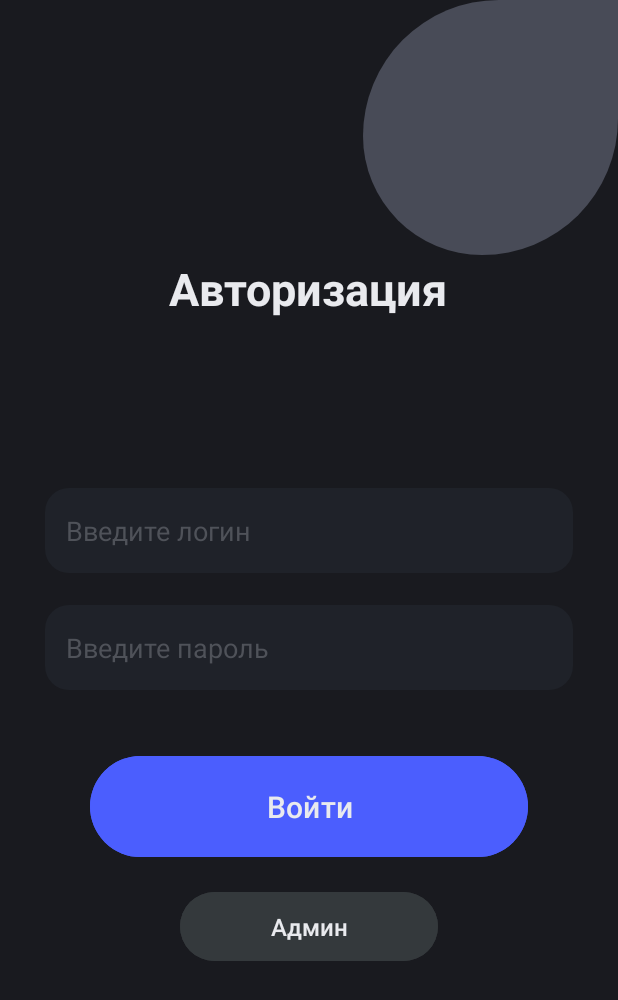
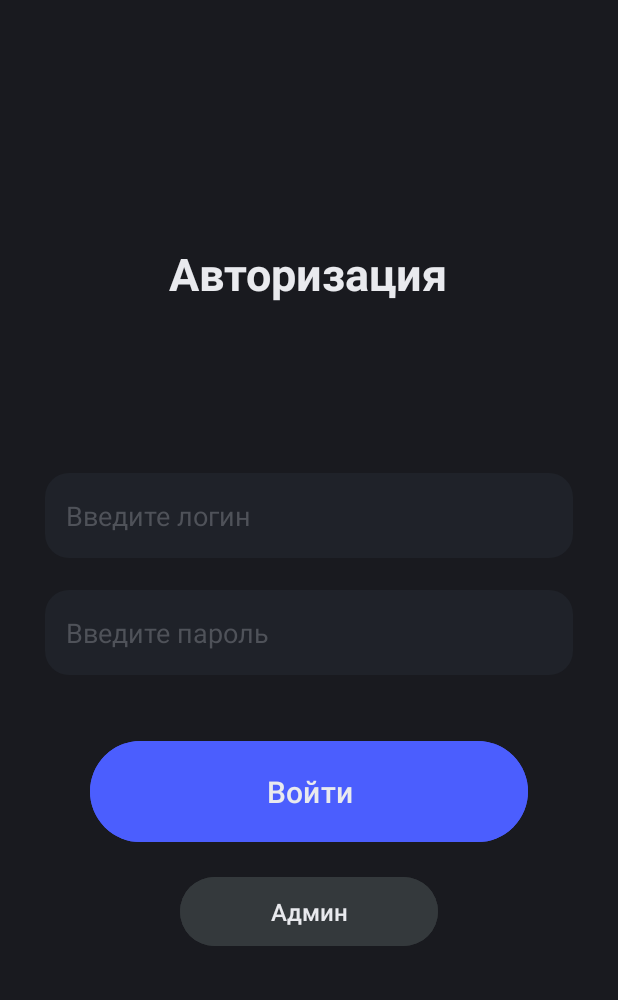
Before and after one commit to urusbievv/testWordKt, an Android app: the screen it shows after launch (MainActivity), on a phone screen of 412 x 824 dp. Shown: the top 1000 px of the screen. Run offline under Robolectric (Android 15) with nearby library versions, the phone set to English and light mode, and no system bars; our stand-ins replace Firebase (no records; nobody signed in at launch, a user with empty details on screens opened directly); libraries missing offline, so code that uses them is left out: com.rengwuxian.materialedittext.

Commit message:
delete image main xml

```diff
--- a/app/src/main/res/layout/activity_main.xml
+++ b/app/src/main/res/layout/activity_main.xml
@@ -8,20 +8,13 @@
     android:background="@color/dark_gray"
     tools:context=".activity.MainActivity">
 
-    <ImageView
-        android:id="@+id/imageView"
-        android:layout_width="170dp"
-        android:layout_height="170dp"
-        android:layout_alignParentEnd="true"
-        app:srcCompat="@drawable/im_roud"
-        android:elevation="6dp" />
 
     <LinearLayout
         android:id="@+id/avtores"
         android:layout_width="match_parent"
         android:layout_height="wrap_content"
         android:layout_centerHorizontal="true"
-        android:layout_marginTop="170dp"
+        android:layout_marginTop="160dp"
         android:gravity="center"
         android:orientation="vertical">
 
```
